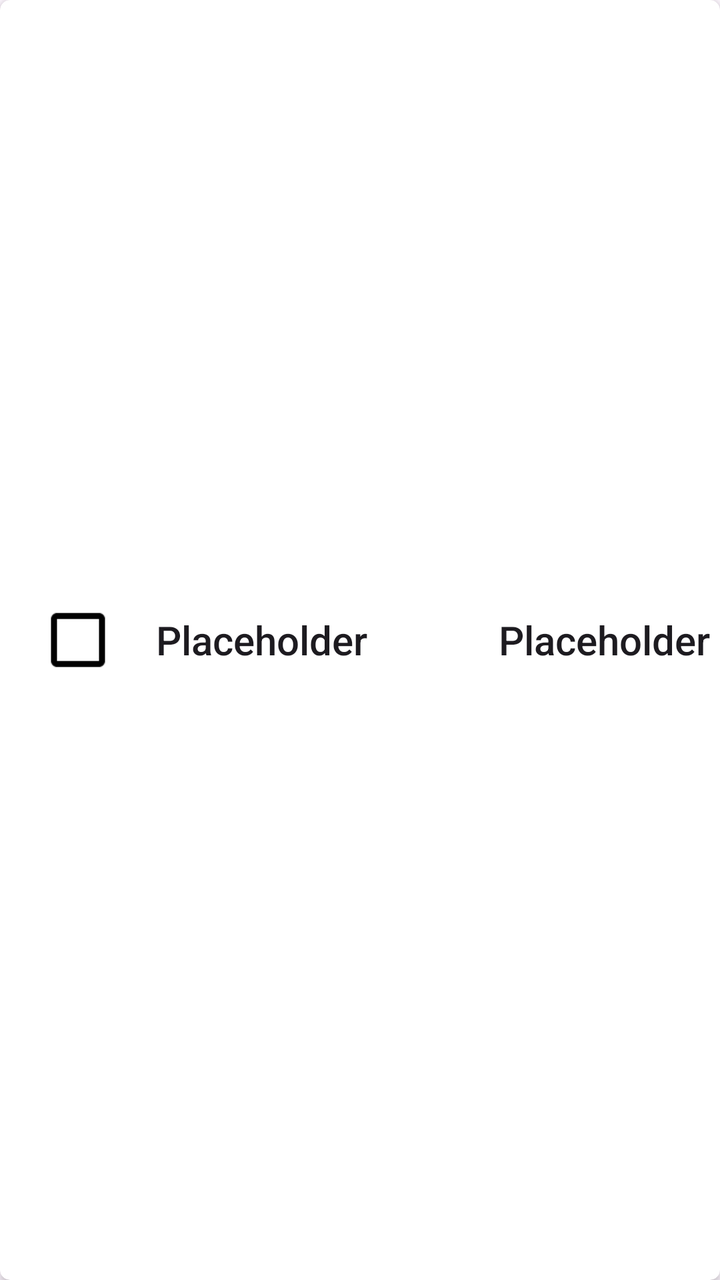
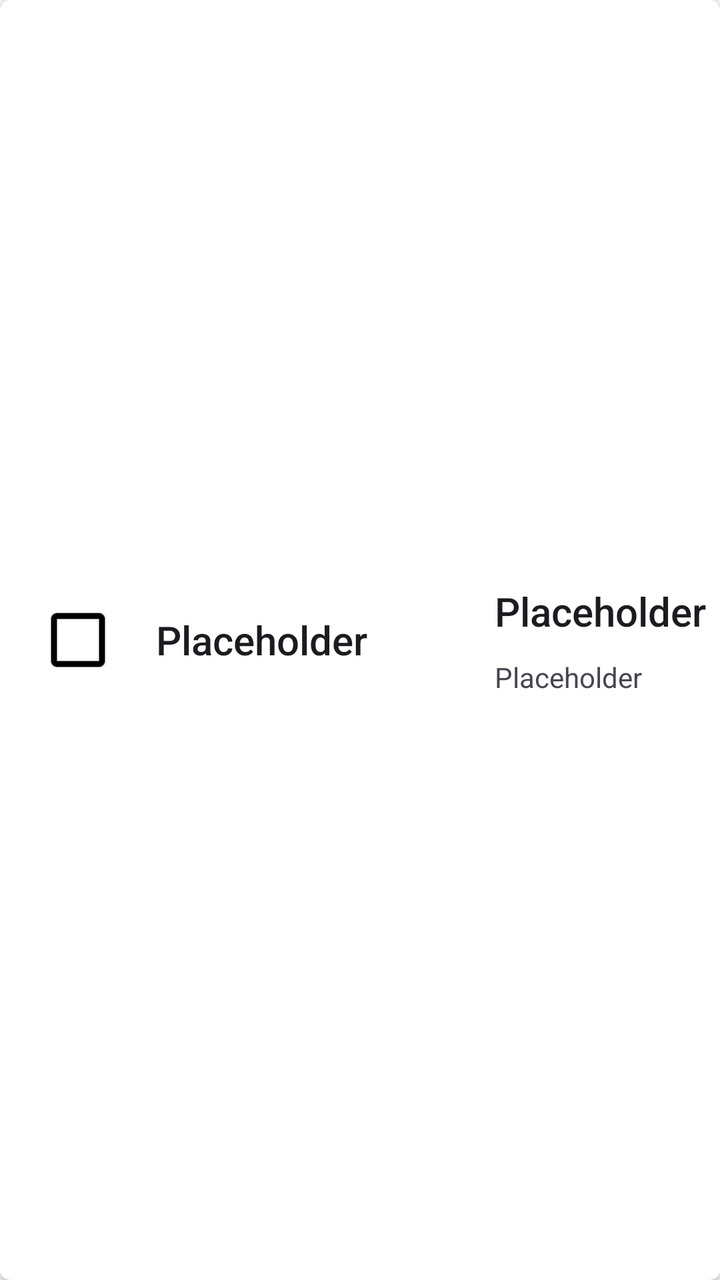

Screens rendered from an Android XML layout before and after an edit, with the pre-edit source and the edit as a unified diff.
<!-- AndroidManifest.xml: application theme Theme.TaskManager_project_MDAD -->
<!-- res/layout/task_item_cell.xml -->
<?xml version="1.0" encoding="utf-8"?>
<androidx.cardview.widget.CardView xmlns:android="http://schemas.android.com/apk/res/android"
    android:layout_width="match_parent"
    android:layout_height="90dp"
    xmlns:app="http://schemas.android.com/apk/res-auto"
    android:id="@+id/taskCellContainer"
    app:cardCornerRadius="5dp"
    android:layout_margin="5dp">

    <LinearLayout
        android:layout_width="match_parent"
        android:layout_height="match_parent"
        android:orientation="horizontal">

        <ImageButton
            android:layout_width="wrap_content"
            android:layout_height="wrap_content"
            android:id="@+id/complete_button"
            android:layout_marginHorizontal="15dp"
            android:src="@drawable/check_box_blank"
            android:backgroundTint="@android:color/transparent"
            android:layout_gravity="center"
            android:scaleY="1.5"
            android:scaleX="1.5"
            android:contentDescription="@string/checkbox"/>

        <TextView
            android:layout_width="0dp"
            android:layout_height="wrap_content"
            android:id="@+id/name"
            android:text="@string/placeholder"
            style="@style/TextAppearance.AppCompat.Title"
            android:layout_gravity="center"
            android:layout_weight="1"/>

        <TextView
            android:layout_marginHorizontal="5dp"
            android:layout_width="wrap_content"
            android:layout_height="wrap_content"
            android:id="@+id/due_time"
            android:text="@string/placeholder"
            style="@style/TextAppearance.AppCompat.Title"
            android:layout_gravity="center"
            />

    </LinearLayout>
</androidx.cardview.widget.CardView>
<!-- resources referenced by this layout -->
<resources>
  <!-- drawable check_box_blank (drawable) -->
  <vector xmlns:android="http://schemas.android.com/apk/res/android" android:height="24dp" android:tint="#000000" android:viewportHeight="24" android:viewportWidth="24" android:width="24dp">
        
      <path android:fillColor="@android:color/white" android:pathData="M19,5v14H5V5h14m0,-2H5c-1.1,0 -2,0.9 -2,2v14c0,1.1 0.9,2 2,2h14c1.1,0 2,-0.9 2,-2V5c0,-1.1 -0.9,-2 -2,-2z"/>
      
  </vector>
  <string name="checkbox">CheckBox</string>
  <string name="placeholder">Placeholder</string>
  <style name="Theme.TaskManager_project_MDAD" parent="Base.Theme.TaskManager_project_MDAD" />
  <style name="Base.Theme.TaskManager_project_MDAD" parent="Theme.Material3.DayNight.NoActionBar">
          
          
      </style>
</resources>

<!-- the commit's change to res/layout/task_item_cell.xml (unified diff, before → after) -->
@@ -33,15 +33,30 @@
             android:layout_gravity="center"
             android:layout_weight="1"/>
 
-        <TextView
-            android:layout_marginHorizontal="5dp"
+        <LinearLayout
             android:layout_width="wrap_content"
-            android:layout_height="wrap_content"
-            android:id="@+id/due_time"
-            android:text="@string/placeholder"
-            style="@style/TextAppearance.AppCompat.Title"
-            android:layout_gravity="center"
-            />
+            android:layout_height="match_parent"
+            android:orientation="vertical"
+            android:gravity="center_vertical"
+            android:layout_marginRight="7dp">
+
+            <TextView
+                android:layout_marginVertical="5dp"
+                android:layout_width="wrap_content"
+                android:layout_height="wrap_content"
+                android:id="@+id/due_time"
+                android:text="@string/placeholder"
+                style="@style/TextAppearance.AppCompat.Title"
+
+                />
+            <TextView
+                android:layout_marginVertical="5dp"
+                android:layout_width="wrap_content"
+                android:layout_height="wrap_content"
+                android:id="@+id/due_date"
+                android:text="@string/placeholder"
+                />
+        </LinearLayout>
 
     </LinearLayout>
 </androidx.cardview.widget.CardView>
